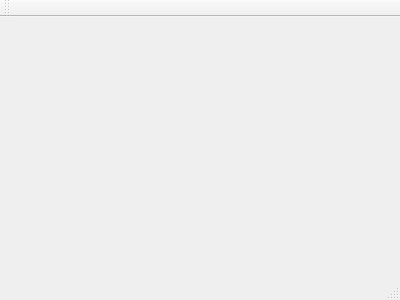
This is widgets-develop-driver/mainviewer/mainwindow.ui in smandyscom/front-base-widget as Qt 5 draws it before an edit. The edited form follows.
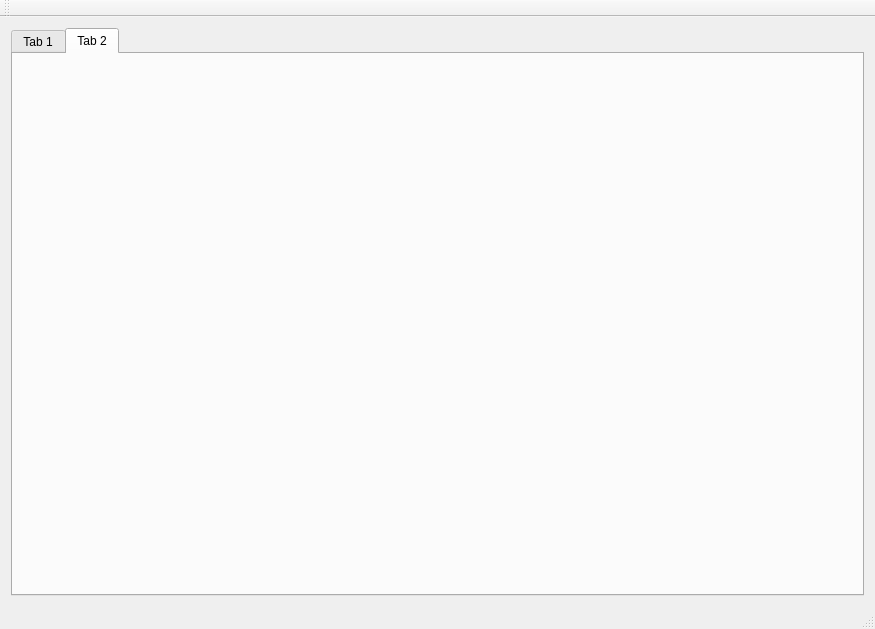
This is the edited form.

Commit message: try template combobox

Diff of the .ui file:
```diff
--- a/widgets-develop-driver/mainviewer/mainwindow.ui
+++ b/widgets-develop-driver/mainviewer/mainwindow.ui
@@ -1,24 +1,89 @@
 <ui version="4.0">
  <class>MainWindow</class>
- <widget class="QMainWindow" name="MainWindow" >
-  <property name="geometry" >
+ <widget class="QMainWindow" name="MainWindow">
+  <property name="geometry">
    <rect>
     <x>0</x>
     <y>0</y>
-    <width>400</width>
-    <height>300</height>
+    <width>875</width>
+    <height>629</height>
    </rect>
   </property>
   <property name="windowTitle" >
    <string>MainWindow</string>
   </property>
-  <widget class="QMenuBar" name="menuBar" />
-  <widget class="QToolBar" name="mainToolBar" />
-  <widget class="QWidget" name="centralWidget" />
-  <widget class="QStatusBar" name="statusBar" />
+  <widget class="QWidget" name="centralWidget">
+   <layout class="QHBoxLayout" name="horizontalLayout">
+    <item>
+     <widget class="QTabWidget" name="tabWidget">
+      <property name="currentIndex">
+       <number>1</number>
+      </property>
+      <widget class="QWidget" name="tab">
+       <attribute name="title">
+        <string>Tab 1</string>
+       </attribute>
+       <widget class="QWidget" name="widgetModbus" native="true">
+        <property name="geometry">
+         <rect>
+          <x>10</x>
+          <y>0</y>
+          <width>691</width>
+          <height>561</height>
+         </rect>
+        </property>
+       </widget>
+      </widget>
+      <widget class="QWidget" name="tab_2">
+       <attribute name="title">
+        <string>Tab 2</string>
+       </attribute>
+       <widget class="QWidget" name="widgetComboBox" native="true">
+        <property name="geometry">
+         <rect>
+          <x>20</x>
+          <y>20</y>
+          <width>661</width>
+          <height>161</height>
+         </rect>
+        </property>
+       </widget>
+       <widget class="QWidget" name="widgetComboBox2" native="true">
+        <property name="geometry">
+         <rect>
+          <x>20</x>
+          <y>200</y>
+          <width>661</width>
+          <height>251</height>
+         </rect>
+        </property>
+       </widget>
+      </widget>
+     </widget>
+    </item>
+   </layout>
+  </widget>
+  <widget class="QMenuBar" name="menuBar">
+   <property name="geometry">
+    <rect>
+     <x>0</x>
+     <y>0</y>
+     <width>875</width>
+     <height>21</height>
+    </rect>
+   </property>
+  </widget>
+  <widget class="QToolBar" name="mainToolBar">
+   <attribute name="toolBarArea">
+    <enum>TopToolBarArea</enum>
+   </attribute>
+   <attribute name="toolBarBreak">
+    <bool>false</bool>
+   </attribute>
+  </widget>
+  <widget class="QStatusBar" name="statusBar"/>
  </widget>
- <layoutDefault spacing="6" margin="11" />
- <pixmapfunction></pixmapfunction>
+ <layoutdefault spacing="6" margin="11"/>
  <resources/>
  <connections/>
 </ui>
```
Left out of the diff: 3 changed lines with no effect on the pictures. The commit also changes 5 other files.
